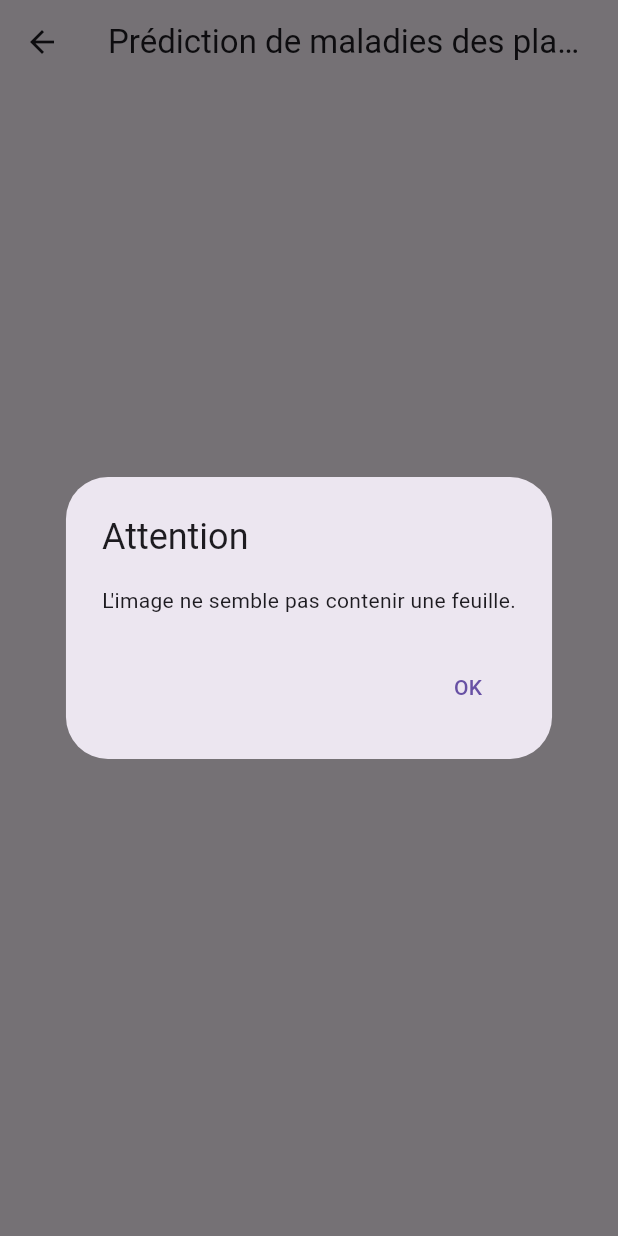
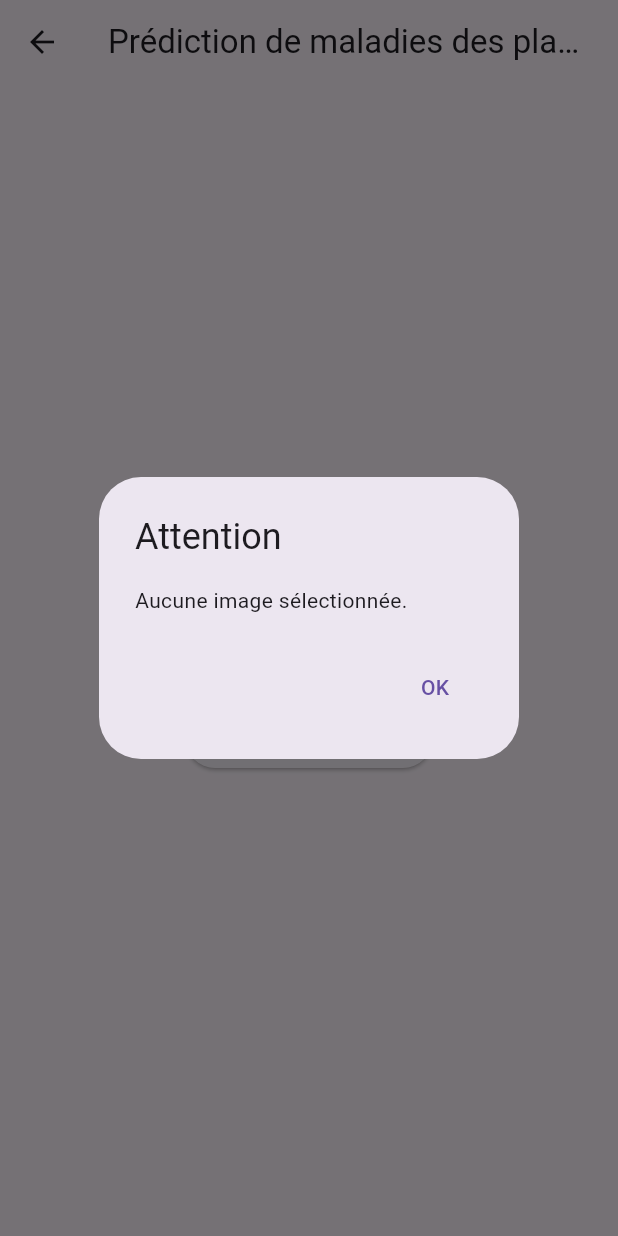
Before and after one commit to WarisseCode/Plant_disease_app, a Flutter app: the PredictionPage screen opened by its route, after a tap on "Charger une image", on a phone screen of 412 x 824 dp. Run offline on Flutter 3.47's test engine with Material 3 defaults, Android fonts, the phone set to English and light mode, and no system bars; our stand-ins replace easy_localization, flutter_spinkit, image_picker, sqflite; missing offline and left inert: tflite_flutter; accounts and stored records are empty.

Commit message:
Mise à jour du fichier

```diff
--- a/lib/prediction_page.dart
+++ b/lib/prediction_page.dart
@@ -1,6 +1,10 @@
 import 'package:flutter/material.dart';
-import 'package:flutter_tflite/flutter_tflite.dart';
-
+import 'package:tflite_flutter/tflite_flutter.dart';
+import 'package:flutter_spinkit/flutter_spinkit.dart';
+import 'package:image_picker/image_picker.dart';
+import 'dart:io';
+import 'package:image/image.dart' as img;
+import 'plant_data.dart';  // Importer les données des plantes
 
 class PredictionPage extends StatefulWidget {
   const PredictionPage({super.key});
@@ -11,7 +15,10 @@ class PredictionPage extends StatefulWidget {
 
 class _PredictionPageState extends State<PredictionPage> {
   String? _result;
+  String? _accuracy;
   bool _isProcessing = false;
+  final ImagePicker _picker = ImagePicker();
+  Interpreter? _interpreter;
 
   @override
   void initState() {
@@ -20,94 +27,101 @@ class _PredictionPageState extends State<PredictionPage> {
   }
 
   Future<void> _loadModel() async {
-    // Charger le modèle principal
-    String? res = await Tflite.loadModel(
-      model: "assets/model/plant_disease_model.tflite",
-      labels: "assets/model/labels.txt",
-    );
-    print("Modèle chargé: $res");
+    try {
+      _interpreter = await Interpreter.fromAsset("assets/models/trained_plant_disease_model.tflite");
+      print("Modèle chargé avec succès");
+    } catch (e) {
+      print("Erreur lors du chargement du modèle: $e");
+      _showDialog("Impossible de charger le modèle. Vérifiez son chemin et son format.");
+    }
   }
 
-  Future<bool> _isLeaf(String imagePath) async {
-    // Si un modèle de validation de feuille est disponible
-    var predictions = await Tflite.runModelOnImage(
-      path: imagePath,
-      imageMean: 0.0,
-      imageStd: 255.0,
-      numResults: 1, // Classe la plus probable
-      threshold: 0.5,
-    );
+  bool _isModelLoaded() {
+    if (_interpreter == null) {
+      _showDialog("Le modèle n'est pas chargé. Veuillez réessayer.");
+      return false;
+    }
+    return true;
+  }
 
-    if (predictions != null && predictions.isNotEmpty) {
-      int index = predictions[0]['index'];
-      return index == 1; // Supposons que l'indice 1 correspond à "Feuille"
+  Future<List<List<List<List<double>>>>> _preprocessImage(String imagePath) async {
+    File imageFile = File(imagePath);
+    img.Image? image = img.decodeImage(await imageFile.readAsBytes());
+
+    if (image == null) {
+      throw Exception("Impossible de charger l'image");
     }
-    return false;
+
+    img.Image resizedImage = img.copyResize(image, width: 128, height: 128);
+
+    List<List<List<List<double>>>> inputBuffer = List.generate(1, (batch) =>
+        List.generate(128, (y) =>
+          List.generate(128, (x) =>
+            List.generate(3, (c) {
+              int pixel = resizedImage.getPixel(x, y);
+              if (c == 0) return (img.getRed(pixel) - 127.5) / 127.5;
+              if (c == 1) return (img.getGreen(pixel) - 127.5) / 127.5;
+              return (img.getBlue(pixel) - 127.5) / 127.5;
+            })
+          )
+        )
+      );
+
+    return inputBuffer;
   }
 
   Future<void> _predict(String imagePath) async {
-    setState(() {
-      _isProcessing = true;
-    });
+  if (!_isModelLoaded()) return;
 
-    // Vérifier si c'est une feuille
-    bool isLeaf = await _isLeaf(imagePath);
-    if (!isLeaf) {
-      _showDialog("L'image ne semble pas contenir une feuille.");
-      setState(() {
-        _isProcessing = false;
-      });
-      return;
+  setState(() {
+    _isProcessing = true;
+    _result = null;
+    _accuracy = null;
+  });
+
+  try {
+    var input = await _preprocessImage(imagePath);
+    List<List<double>> output = List.generate(1, (index) => List.filled(39, 0));
+
+    _interpreter!.run(input, output);
+
+    int bestIndex = 0;
+    double bestConfidence = 0.0;
+    for (int i = 0; i < output[0].length; i++) {
+      if (output[0][i] > bestConfidence) {
+        bestConfidence = output[0][i];
+        bestIndex = i;
+      }
     }
 
-    // Faire la prédiction principale
-    var predictions = await Tflite.runModelOnImage(
-      path: imagePath,
-      imageMean: 0.0,
-      imageStd: 255.0,
-      numResults: 5,
-      threshold: 0.5,
-    );
+    // Utiliser l'indice pour obtenir le nom de la plante à partir de plantNames
+    String plantName = classNames[bestIndex];
 
-    if (predictions == null || predictions.isEmpty) {
-      _showDialog("Aucune prédiction trouvée.");
-      setState(() {
-        _isProcessing = false;
-      });
-      return;
-    }
-
-    // Vérifier le seuil de confiance
-    double maxConfidence = predictions.map((e) => e['confidence']).reduce((a, b) => a > b ? a : b);
-    if (maxConfidence < 0.6) {
-      _showDialog("Confiance faible. L'image n'est probablement pas une feuille ou contient trop de bruit.");
-      setState(() {
-        _isProcessing = false;
-      });
-      return;
-    }
-
-    // Récupérer la prédiction avec la plus haute confiance
-    var bestPrediction = predictions[0];
     setState(() {
-      _result = "Résultat: ${bestPrediction['label']} (Confiance: ${(bestPrediction['confidence'] * 100).toStringAsFixed(2)}%)";
+      _result = "Résultat: $plantName";  // Afficher le nom de la plante
+      _accuracy = "Précision: ${(bestConfidence * 100).toStringAsFixed(2)}%";
       _isProcessing = false;
     });
+  } catch (e) {
+    setState(() {
+      _isProcessing = false;
+    });
+    _showDialog("Erreur lors de la prédiction: $e");
   }
+}
+
 
   void _showDialog(String message) {
     showDialog(
       context: context,
       builder: (BuildContext context) {
         return AlertDialog(
-          title: Text("Attention"),
+          title: const Text("Attention"),
           content: Text(message),
           actions: [
             TextButton(
-              onPressed: () {
-                Navigator.of(context).pop();
-              },
-              child: Text("OK"),
+              onPressed: () => Navigator.of(context).pop(),
+              child: const Text("OK"),
             ),
           ],
         );
@@ -117,34 +131,49 @@ class _PredictionPageState extends State<PredictionPage> {
 
   @override
   void dispose() {
-    Tflite.close();
+    _interpreter?.close();
     super.dispose();
   }
 
   @override
   Widget build(BuildContext context) {
     return Scaffold(
-      appBar: AppBar(
-        title: Text("Prédiction de maladies des plantes"),
-      ),
+      appBar: AppBar(title: const Text("Prédiction de maladies des plantes")),
       body: Center(
         child: _isProcessing
-            ? CircularProgressIndicator()
+            ? const SpinKitFadingCircle(color: Colors.green, size: 50.0)
             : Column(
                 mainAxisAlignment: MainAxisAlignment.center,
                 children: [
-                  Text(
-                    _result ?? "Chargez une image pour prédire",
-                    textAlign: TextAlign.center,
-                  ),
-                  SizedBox(height: 20),
+                  Text(_result ?? "Chargez une image pour prédire", textAlign: TextAlign.center, style: const TextStyle(fontSize: 18, fontWeight: FontWeight.bold)),
+                  if (_accuracy != null)
+                    Padding(
+                      padding: const EdgeInsets.all(8.0),
+                      child: Text(_accuracy!, style: const TextStyle(fontSize: 16, color: Colors.blue)),
+                    ),
+                  const SizedBox(height: 20),
                   ElevatedButton(
                     onPressed: () async {
-                      // Implémentation pour charger une image
-                      String imagePath = "chemin/vers/votre/image.jpg"; // Remplacez avec le chemin de l'image
-                      await _predict(imagePath);
+                      final pickedFile = await _picker.pickImage(source: ImageSource.gallery);
+                      if (pickedFile != null) {
+                        await _predict(pickedFile.path);
+                      } else {
+                        _showDialog("Aucune image sélectionnée.");
+                      }
                     },
-                    child: Text("Charger une image"),
+                    child: const Text("Charger une image"),
+                  ),
+                  const SizedBox(height: 10),
+                  ElevatedButton(
+                    onPressed: () async {
+                      final pickedFile = await _picker.pickImage(source: ImageSource.camera);
+                      if (pickedFile != null) {
+                        await _predict(pickedFile.path);
+                      } else {
+                        _showDialog("Aucune image capturée.");
+                      }
+                    },
+                    child: const Text("Prendre une photo"),
                   ),
                 ],
               ),
```
Also changed, not shown: lib/history_page.dart (+83 -39 lines), lib/home_page.dart (+19 -5 lines), lib/plant_data.dart (added, +101 -0 lines), pubspec.yaml (+10 -2 lines), pubspec.lock, 262 other files.
